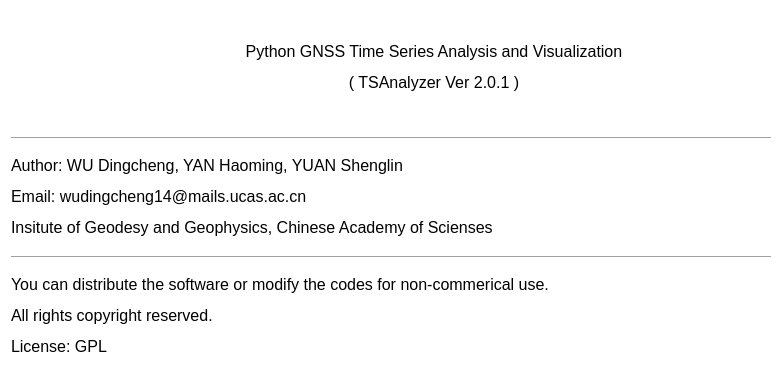
This is TSAnalyzer/resources/ui/about.ui in wudingcheng/TSAnalyzer as Qt 5 draws it before an edit. The edited form follows.
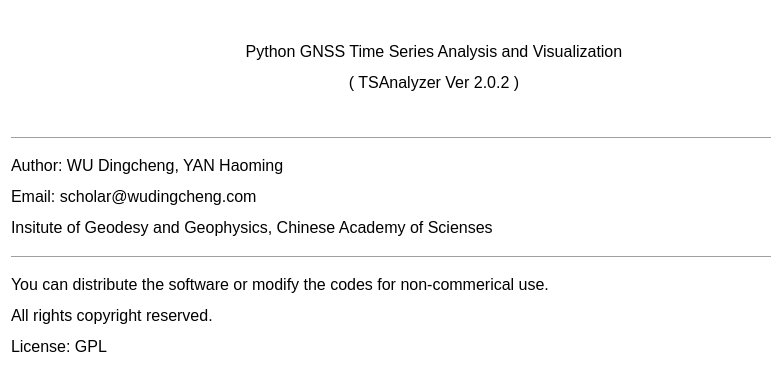
This is the edited form. Icons and pictures are not drawn.

What changed in the file:
```diff
--- a/TSAnalyzer/resources/ui/about.ui
+++ b/TSAnalyzer/resources/ui/about.ui
@@ -65,7 +65,7 @@
      <item>
       <widget class="QLabel" name="label_2">
        <property name="text">
-        <string>&lt;html&gt;&lt;head/&gt;&lt;body&gt;&lt;p align=&quot;center&quot;&gt;&lt;span style=&quot; font-size:12pt;&quot;&gt;Python GNSS Time Series Analysis and Visualization&lt;/span&gt;&lt;/p&gt;&lt;p align=&quot;center&quot;&gt;&lt;span style=&quot; font-size:12pt;&quot;&gt;( TSAnalyzer Ver 2.0.1 )&lt;/span&gt;&lt;/p&gt;&lt;/body&gt;&lt;/html&gt;</string>
+        <string>&lt;html&gt;&lt;head/&gt;&lt;body&gt;&lt;p align=&quot;center&quot;&gt;&lt;span style=&quot; font-size:12pt;&quot;&gt;Python GNSS Time Series Analysis and Visualization&lt;/span&gt;&lt;/p&gt;&lt;p align=&quot;center&quot;&gt;&lt;span style=&quot; font-size:12pt;&quot;&gt;( TSAnalyzer Ver 2.0.2 )&lt;/span&gt;&lt;/p&gt;&lt;/body&gt;&lt;/html&gt;</string>
        </property>
       </widget>
      </item>
@@ -77,7 +77,7 @@
       <bool>true</bool>
      </property>
      <property name="text">
-      <string>&lt;html&gt;&lt;head/&gt;&lt;body&gt;&lt;hr/&gt;&lt;p&gt;&lt;span style=&quot; font-size:12pt;&quot;&gt;Author: WU Dingcheng, YAN Haoming, YUAN Shenglin&lt;/span&gt;&lt;/p&gt;&lt;p&gt;&lt;span style=&quot; font-size:12pt;&quot;&gt;Email: wudingcheng14@mails.ucas.ac.cn&lt;/span&gt;&lt;/p&gt;&lt;p&gt;&lt;span style=&quot; font-size:12pt;&quot;&gt;Insitute of Geodesy and Geophysics, Chinese Academy of Scienses&lt;/span&gt;&lt;/p&gt;&lt;hr/&gt;&lt;p&gt;&lt;span style=&quot; font-size:12pt;&quot;&gt;You can distribute the software or modify the codes for non-commerical use. &lt;/span&gt;&lt;/p&gt;&lt;p&gt;&lt;span style=&quot; font-size:12pt;&quot;&gt;All rights copyright reserved. &lt;/span&gt;&lt;/p&gt;&lt;p&gt;&lt;span style=&quot; font-size:12pt;&quot;&gt;License: GPL&lt;/span&gt;&lt;/p&gt;&lt;/body&gt;&lt;/html&gt;</string>
+      <string>&lt;html&gt;&lt;head/&gt;&lt;body&gt;&lt;hr/&gt;&lt;p&gt;&lt;span style=&quot; font-size:12pt;&quot;&gt;Author: WU Dingcheng, YAN Haoming&lt;/span&gt;&lt;/p&gt;&lt;p&gt;&lt;span style=&quot; font-size:12pt;&quot;&gt;Email: scholar@wudingcheng.com&lt;/span&gt;&lt;/p&gt;&lt;p&gt;&lt;span style=&quot; font-size:12pt;&quot;&gt;Insitute of Geodesy and Geophysics, Chinese Academy of Scienses&lt;/span&gt;&lt;/p&gt;&lt;hr/&gt;&lt;p&gt;&lt;span style=&quot; font-size:12pt;&quot;&gt;You can distribute the software or modify the codes for non-commerical use. &lt;/span&gt;&lt;/p&gt;&lt;p&gt;&lt;span style=&quot; font-size:12pt;&quot;&gt;All rights copyright reserved. &lt;/span&gt;&lt;/p&gt;&lt;p&gt;&lt;span style=&quot; font-size:12pt;&quot;&gt;License: GPL&lt;/span&gt;&lt;/p&gt;&lt;/body&gt;&lt;/html&gt;</string>
      </property>
     </widget>
    </item>
```
